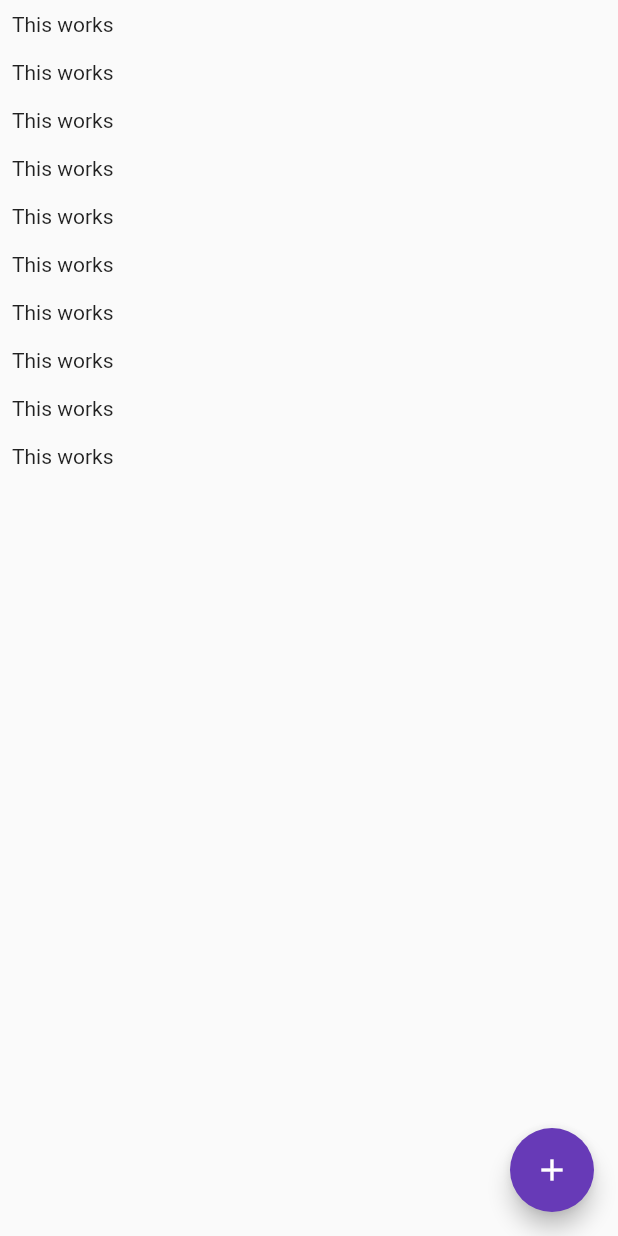
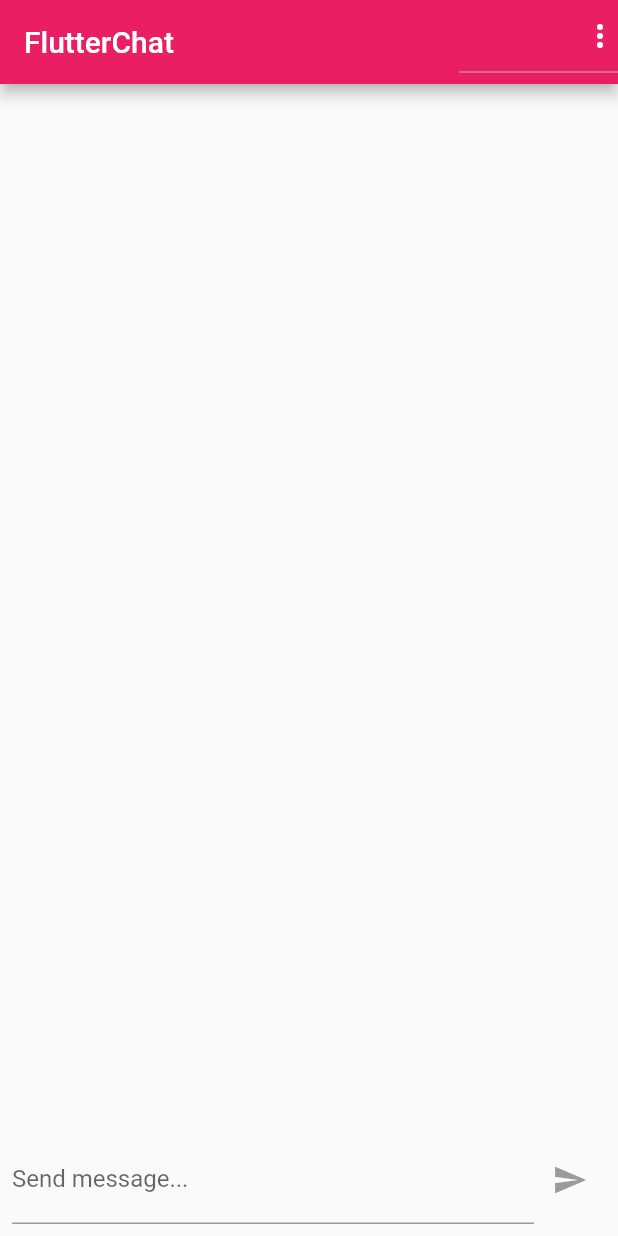
Before and after one commit to AmrMekki/ChatApp, a Flutter app: the screen it shows once a user with an empty profile is signed in, on a phone screen of 412 x 824 dp. Run offline on Flutter 3.47's test engine with Material 2 defaults, Android fonts, the phone set to English and light mode, and no system bars; our stand-ins replace cloud_firestore, firebase_auth, firebase_core, firebase_storage, image_picker; accounts and stored records are empty.

Commit message:
before push

```diff
--- a/lib/screens/chat_screen.dart
+++ b/lib/screens/chat_screen.dart
@@ -1,29 +1,91 @@
+import 'package:chatapp/widgets/chat/new_message.dart';
+import 'package:firebase_auth/firebase_auth.dart';
 import 'package:flutter/material.dart';
 import 'package:cloud_firestore/cloud_firestore.dart';
+import 'package:firebase_core/firebase_core.dart';
+
+import 'package:chatapp/widgets/chat/messages.dart';
 
 class ChatScreen extends StatelessWidget {
   const ChatScreen({Key? key}) : super(key: key);
 
+  String get name => 'foo';
+
+  FirebaseOptions get firebaseOptions => const FirebaseOptions(
+        appId: '1:448618578101:ios:0b650370bb29e29cac3efc',
+        apiKey: 'AIzaSyAgUhHU8wSJgO5MVNy95tMT07NEjzMOfz0',
+        projectId: 'react-native-firebase-testing',
+        messagingSenderId: '448618578101',
+      );
+
+  Future<void> initializeDefault() async {
+    FirebaseApp app = await Firebase.initializeApp();
+    assert(app != null);
+    print('Initialized default app $app');
+  }
+
+  Future<void> initializeSecondary() async {
+    FirebaseApp app =
+        await Firebase.initializeApp(name: name, options: firebaseOptions);
+
+    assert(app != null);
+    print('Initialized $app');
+  }
+
   @override
   Widget build(BuildContext context) {
+    //initializeDefault();
+    int number = 0;
+    var snapData;
+    FirebaseFirestore.instance
+        .collection('chats/Qs34d5hp01vVLNWsop3A/messages')
+        .snapshots()
+        .listen((data) {
+      snapData = data;
+      number = data.docs.length;
+    });
     return Scaffold(
-      body: ListView.builder(
-        itemCount: 10,
-        itemBuilder: (ctx, index) => Container(
-          padding: const EdgeInsets.all(8),
-          child: const Text("This works"),
+      appBar: AppBar(
+        title: const Text("FlutterChat"),
+        actions: [
+          DropdownButton(
+            icon: Icon(
+              Icons.more_vert,
+              color: Theme.of(context).primaryIconTheme.color,
+            ),
+            items: [
+              DropdownMenuItem(
+                child: Container(
+                  child: Row(
+                    children: const [
+                      Icon(Icons.exit_to_app),
+                      SizedBox(
+                        width: 8,
+                      ),
+                      Text("Logout"),
+                    ],
+                  ),
+                ),
+                value: "logout",
+              )
+            ],
+            onChanged: (itemIdentifier) {
+              if (itemIdentifier == "logout") {
+                FirebaseAuth.instance.signOut();
+              }
+            },
+          )
+        ],
+      ),
+      body: Container(
+        child: Column(
+          children: const [
+            Expanded(
+              child: Messages(),
+            ),
+            NewMessage(),
+          ],
         ),
-      ),
-      floatingActionButton: FloatingActionButton(
-        onPressed: () {
-          FirebaseFirestore.instance
-              .collection('chats/Qs34d5hp01vVLNWsop3A/messages')
-              .snapshots()
-              .listen((event) {
-            print(event);
-          });
-        },
-        child: const Icon(Icons.add),
       ),
     );
   }
--- /dev/null
+++ b/lib/widgets/chat/messages.dart
@@ -0,0 +1,52 @@
+import 'package:chatapp/widgets/chat/message_bubble.dart';
+import 'package:cloud_firestore/cloud_firestore.dart';
+import 'package:firebase_auth/firebase_auth.dart';
+import 'package:flutter/material.dart';
+
+class Messages extends StatelessWidget {
+  const Messages({Key? key}) : super(key: key);
+
+  @override
+  Widget build(BuildContext context) {
+    int itemCount = 0;
+    final user = FirebaseAuth.instance.currentUser;
+    late var chatDocs;
+
+    FirebaseFirestore.instance.collection("chat").doc().id;
+    FirebaseFirestore.instance
+        .collection("chat")
+        .orderBy("createdAt", descending: true)
+        .snapshots()
+        .listen(
+      (event) {
+        chatDocs = event.docs;
+        itemCount = event.docs.length;
+      },
+    );
+    return StreamBuilder(
+      stream: FirebaseFirestore.instance
+          .collection("chat")
+          .orderBy("createdAt", descending: true)
+          .snapshots(),
+      builder: (ctx, chatSnapshot) {
+        if (chatSnapshot.connectionState == ConnectionState.waiting) {
+          return const Center(
+            child: CircularProgressIndicator(),
+          );
+        }
+
+        return ListView.builder(
+          reverse: true,
+          itemCount: itemCount,
+          itemBuilder: (ctx, index) => MessageBubble(
+            chatDocs[index]["text"],
+            chatDocs[index]["userId"] == user!.uid,
+            chatDocs[index]["username"],
+            chatDocs[index]["userImage"],
+            ValueKey(chatDocs[index].id),
+          ),
+        );
+      },
+    );
+  }
+}
--- /dev/null
+++ b/lib/widgets/chat/new_message.dart
@@ -0,0 +1,84 @@
+import 'package:cloud_firestore/cloud_firestore.dart';
+import 'package:firebase_auth/firebase_auth.dart';
+import 'package:flutter/material.dart';
+
+class NewMessage extends StatefulWidget {
+  const NewMessage({Key? key}) : super(key: key);
+
+  @override
+  _NewMessageState createState() => _NewMessageState();
+}
+
+class _NewMessageState extends State<NewMessage> {
+  var _enteredMessage = "";
+  final _controller = new TextEditingController();
+
+  FirebaseFirestore? _instance;
+
+  Future<void> getCollectionFromFirebase() async {
+    _instance = FirebaseFirestore.instance;
+    CollectionReference categories = _instance!.collection("users");
+    var user = FirebaseAuth.instance.currentUser;
+
+    DocumentSnapshot snapshot = await categories.doc(user!.uid).get();
+    if (snapshot.exists) {
+      Map<String, dynamic> data = snapshot.data() as Map<String, dynamic>;
+    }
+  }
+
+  void _sendMessage() async {
+    FocusScope.of(context).unfocus();
+    var user = FirebaseAuth.instance.currentUser;
+    final username = user!.email!.split("@");
+    var snapData;
+    getCollectionFromFirebase();
+    // CollectionReference reference =
+    //     FirebaseFirestore.instance.collection("users");
+    // var now = reference.doc(user!.uid);
+    // var noww = now.path;
+
+    // final stream = await FirebaseFirestore.instance
+    //     .collection("/users/bWY1fOepv1UBKhR3xUjdde9ZN9D2")
+    //     .snapshots()
+    //     .first;
+    FirebaseFirestore.instance.collection("chat").add(
+      {
+        "text": _enteredMessage,
+        "createdAt": Timestamp.now(),
+        "userId": user.uid,
+        "username": username[0],
+        "userImage":
+            "https://firebasestorage.googleapis.com/v0/b/flutter-chat-5957a.appspot.com/o/userImages%2FbWY1fOepv1UBKhR3xUjdde9ZN9D2.jpg?alt=media&token=9cfa4fc0-0261-475e-a78f-de56809454cc"
+      },
+    );
+    _controller.clear();
+  }
+
+  @override
+  Widget build(BuildContext context) {
+    return Container(
+      margin: const EdgeInsets.only(top: 8),
+      padding: const EdgeInsets.all(8),
+      child: Row(
+        children: [
+          Expanded(
+            child: TextField(
+              controller: _controller,
+              decoration: const InputDecoration(labelText: "Send message..."),
+              onChanged: (value) {
+                setState(() {
+                  _enteredMessage = value;
+                });
+              },
+            ),
+          ),
+          IconButton(
+            onPressed: _enteredMessage.trim().isEmpty ? null : _sendMessage,
+            icon: const Icon(Icons.send),
+            color: Theme.of(context).primaryColor,
+          )
+        ],
+      ),
+    );
+  }
+}
--- a/pubspec.yaml
+++ b/pubspec.yaml
@@ -35,6 +35,12 @@ dependencies:
   # Use with the CupertinoIcons class for iOS style icons.
   cupertino_icons: ^1.0.2
   cloud_firestore: ^2.5.3
+  firebase_core: ^1.7.0
+  firebase_auth: ^3.1.3
+  image_picker: ^0.8.4+3
+  firebase_storage: ^10.0.5
+  firebase_messaging: ^10.0.8
+  flutter_local_notifications: ^9.0.0
 
 dev_dependencies:
   flutter_test:
```
Also changed, not shown: lib/category_services.dart (added, +18 -0 lines), lib/screens/auth_screen.dart (+91 -0 lines), lib/widgets/auth/auth_form.dart (added, +154 -0 lines), lib/widgets/chat/message_bubble.dart (added, +85 -0 lines), lib/widgets/pickers/user_image_picker.dart (added, +48 -0 lines), pubspec.lock, 1 other file.
